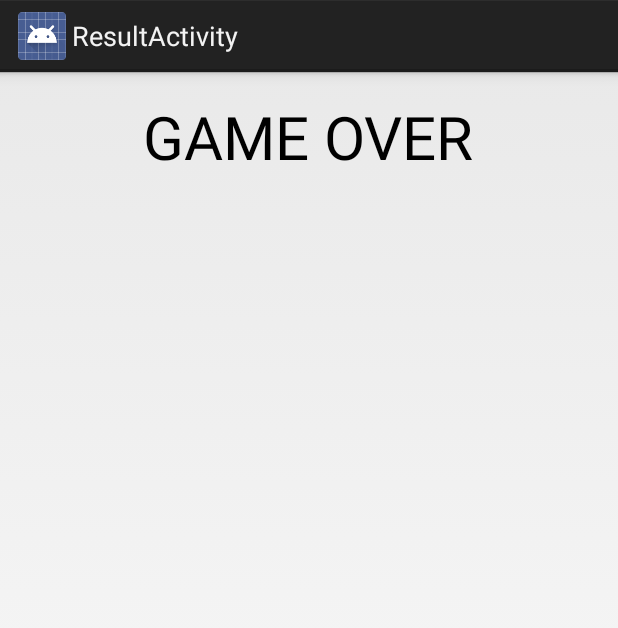
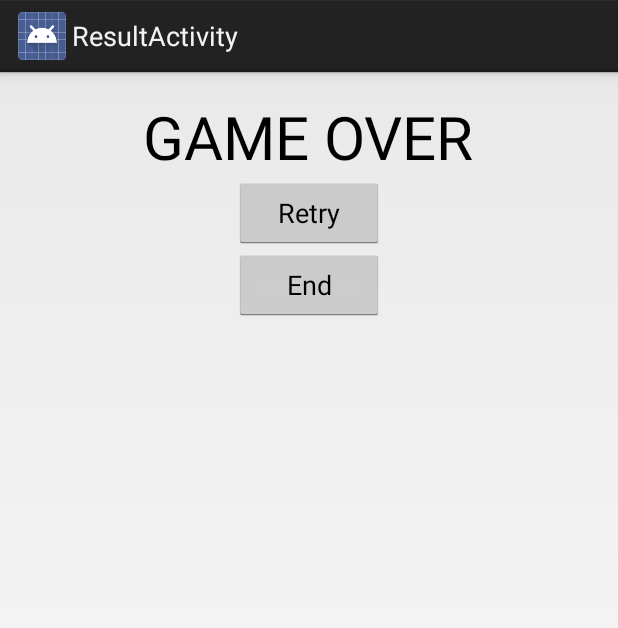
Before and after one commit to s13008/Tetris, an Android app: the ResultActivity screen opened directly, with no data from a screen before it, on a phone screen of 412 x 824 dp. Shown: the top 628 px of the screen. Run offline under Robolectric (Android 15) with nearby library versions, the phone set to English and light mode, and no system bars.

```diff
--- a/app/src/main/java/jp/ac/it_college/std/s13012/androidchallenge/ResultActivity.java
+++ b/app/src/main/java/jp/ac/it_college/std/s13012/androidchallenge/ResultActivity.java
@@ -4,23 +4,37 @@ import android.app.Activity;
 import android.content.Intent;
 import android.os.Bundle;
 import android.view.KeyEvent;
+import android.view.View;
+import android.widget.Button;
 
 
-public class ResultActivity extends Activity {
+public class ResultActivity extends Activity implements View.OnClickListener{
 
     @Override
     protected void onCreate(Bundle savedInstanceState) {
         super.onCreate(savedInstanceState);
         setContentView(R.layout.activity_result);
+        findViewById(R.id.retry_button).setOnClickListener(this);
+        findViewById(R.id.end_button).setOnClickListener(this);
+
     }
 
     @Override
     public boolean onKeyDown(int keyCode, KeyEvent event) {
-        if (keyCode == event.KEYCODE_BACK){
-            Intent intent = new Intent(this, MainActivity.class);
-            startActivity(intent);
-            return true;
-        }
        return false;
     }
+
+
+    @Override
+    public void onClick(View view) {
+        switch (view.getId()){
+            case R.id.retry_button:
+                Intent intent = new Intent(this, MainActivity.class);
+                startActivity(intent);
+                break;
+            case R.id.end_button:
+                moveTaskToBack(true);
+                break;
+        }
+    }
 }
--- a/app/src/main/res/layout/activity_result.xml
+++ b/app/src/main/res/layout/activity_result.xml
@@ -16,4 +16,20 @@
         android:id="@+id/titleText"
         android:textSize="40dp"
         android:layout_centerHorizontal="true" />
+
+    <Button
+        android:layout_width="100dp"
+        android:layout_height="wrap_content"
+        android:text="@string/text_retry"
+        android:id="@+id/retry_button"
+        android:layout_below="@+id/titleText"
+        android:layout_centerHorizontal="true" />
+
+    <Button
+        android:layout_width="100dp"
+        android:layout_height="wrap_content"
+        android:text="@string/text_end"
+        android:id="@+id/end_button"
+        android:layout_below="@+id/retry_button"
+        android:layout_centerHorizontal="true" />
 </RelativeLayout>
--- a/app/src/main/res/values/strings.xml
+++ b/app/src/main/res/values/strings.xml
@@ -12,5 +12,7 @@
     <string name="title_activity_result">ResultActivity</string>
     <string name="text_gameover">GAME OVER</string>
     <string name="text_score">Score:</string>
+    <string name="text_retry">Retry</string>
+    <string name="text_end">End</string>
 
 </resources>
```
Also changed, not shown: app/src/main/java/jp/ac/it_college/std/s13012/androidchallenge/Block.java (+55 -13 lines), app/src/main/java/jp/ac/it_college/std/s13012/androidchallenge/TetrisActivity.java (+39 -6 lines), app/src/main/res/layout-large/activity_tetris.xml (+5 -17 lines), app/src/main/res/layout/activity_tetris.xml (+0 -7 lines).
